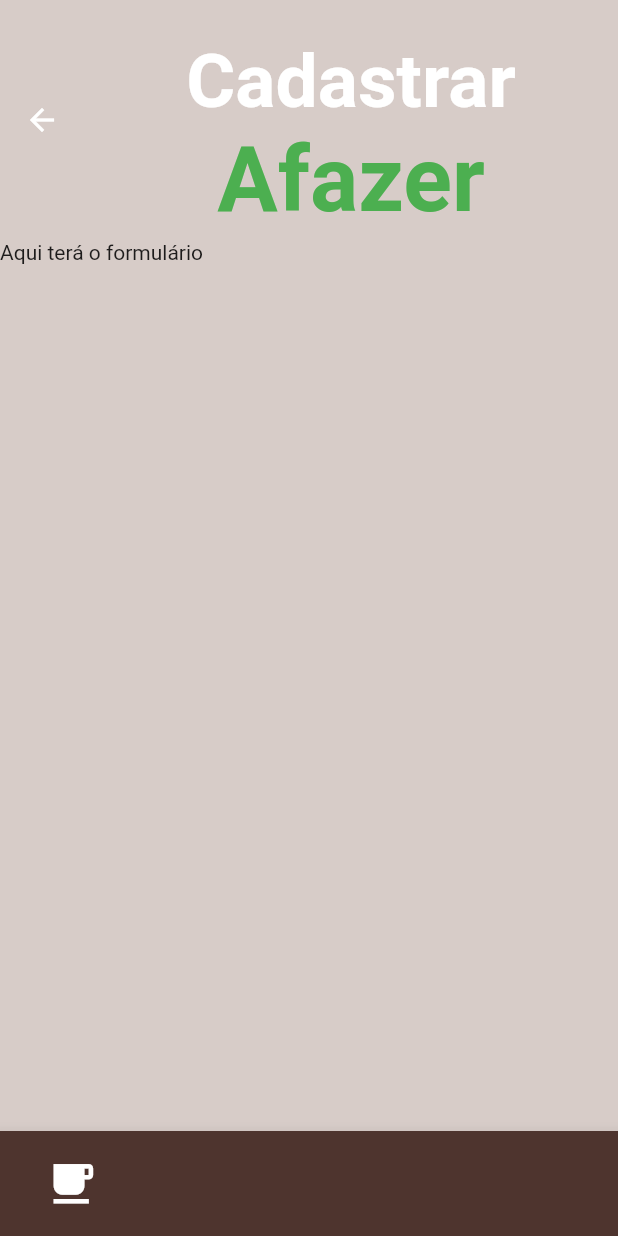
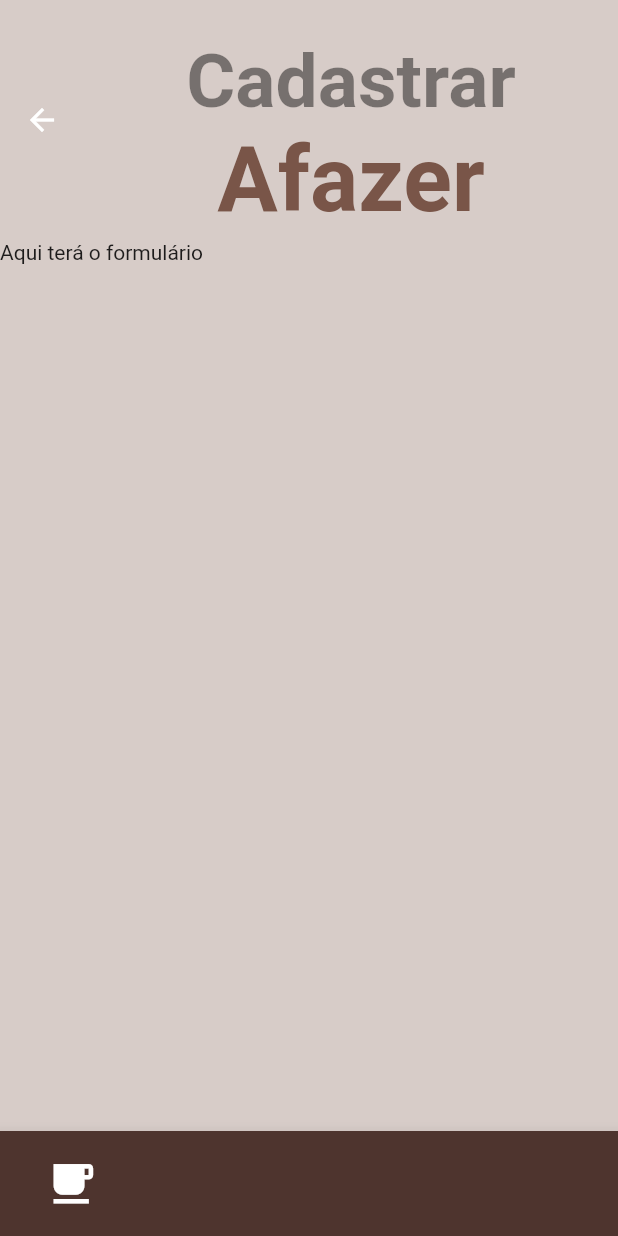
Before and after one commit to LucasS20/What-to-do-today, a Flutter app: the AddTask screen opened directly, on a phone screen of 412 x 824 dp. Run offline on Flutter 3.47's test engine with Material 2 defaults, Android fonts, the phone set to English and light mode, and no system bars; our stand-ins replace carousel_slider.

Commit message:
style: troca de cores do text no header

```diff
--- a/Codigo/wtdt/lib/Header.dart
+++ b/Codigo/wtdt/lib/Header.dart
@@ -1,8 +1,6 @@
 // ignore_for_file: file_names
 
-
 import 'package:flutter/material.dart';
-import 'package:flutter/widgets.dart';
 
 class Header extends StatelessWidget{
   const Header({super.key, required this.firstPart , required this.secondtPart});
@@ -22,14 +20,14 @@ class Header extends StatelessWidget{
           style: const TextStyle(
             fontSize: 50,
             fontWeight: FontWeight.bold,
-            // color: Color()
+            color: Colors.black45
           ),
         ),
         Text(secondtPart,
           style: const TextStyle(
             fontSize: 60,
             fontWeight: FontWeight.bold,
-            color: Colors.green
+            color: Colors.brown
           ),
         ),
         ],
```
